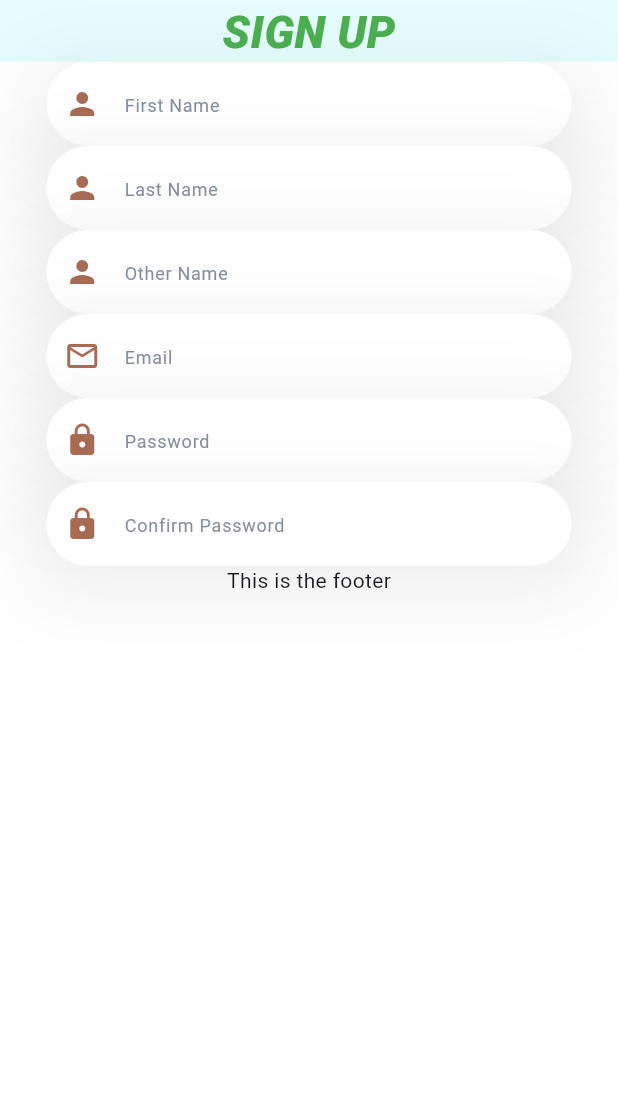
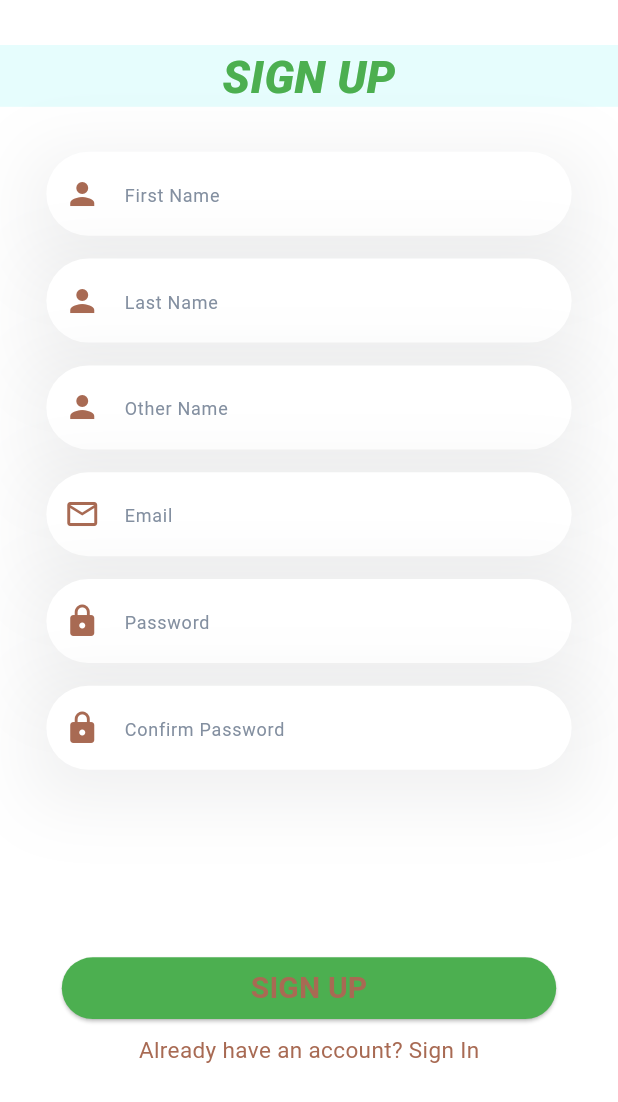
Before and after one commit to DENNISINNOCENT/Flutter, a Flutter app: the RegistrationPage screen opened directly, on a phone screen of 412 x 824 dp. Shown: the top 1102 px of the screen. Run offline on Flutter 3.47's test engine with Material 3 defaults, Android fonts, the phone set to English and light mode, and no system bars.

Commit message:
finalisation of registation form

```diff
--- a/lib/Pages/login.dart
+++ b/lib/Pages/login.dart
@@ -23,7 +23,7 @@ class LoginPage extends StatelessWidget {
   Widget _header(BuildContext context){
     return Container(
       width:MediaQuery.of(context).size.width,
-      height: MediaQuery.of(context).size.height * 0.3,
+      height: MediaQuery.of(context).size.height * 0.5,
       color: Color.fromRGBO(230, 253, 253, 1),
       child: Row(children: [
         const Padding(
--- a/lib/Pages/registration.dart
+++ b/lib/Pages/registration.dart
@@ -20,26 +20,51 @@ class _RegistrationPageState extends State<RegistrationPage>{
   Widget _buildUI(BuildContext context){
     return Column(children: [
       _header(context),
-      _registrationform(context),
+       Expanded(child: _registrationform(context)),
     ],);
   }
   Widget _header(BuildContext context){
-    return Container(
+    return Padding(
+      padding: const EdgeInsets.fromLTRB(0, 30, 0, 0),
+      child: Container(
         width:MediaQuery.of(context).size.width,
         height: MediaQuery.of(context).size.height * 0.05 ,
         color: Color.fromRGBO(230, 253, 253, 1),
         child: Center(child: Text("SIGN UP",style:TextStyle(color:Colors.green,fontSize: 30.0,fontWeight:FontWeight.w800,fontStyle: FontStyle.italic))),
 
+      ),
     );
   }
   Widget _registrationform(BuildContext context){
-    return Column(children: [
+    return SingleChildScrollView(
+      child: SizedBox(
+        width: MediaQuery.of(context).size.width,
+        height: MediaQuery.of(context).size.height * 0.80,
+        child: Padding(
+          padding: const EdgeInsets.symmetric(horizontal: 10.0,vertical: 10.0),
+          child: Form(
+            child: Column(
+              mainAxisAlignment: MainAxisAlignment.spaceBetween,
+              crossAxisAlignment: CrossAxisAlignment.center,
+              mainAxisSize: MainAxisSize.max,
+              children: [
               _formField(context),
               _footer(context),
-    ],);
+            ],),
+          ),
+        ),
+      ),
+    );
   }
   Widget _formField(BuildContext context){
-    return SizedBox(child: Column(
+    return Padding(
+      padding: const EdgeInsets.fromLTRB(0, 20, 0, 0),
+      child: SizedBox(
+        height:MediaQuery.of(context).size.height * 0.50,
+        child: Column(
+        mainAxisAlignment: MainAxisAlignment.spaceBetween,
+        mainAxisSize: MainAxisSize.max,
+        crossAxisAlignment: CrossAxisAlignment.center,
         children: [
           RoundedTextFormField(prefixIcon: Icons.person,hintText: "First Name",),
           RoundedTextFormField(prefixIcon: Icons.person,hintText: "Last Name",),
@@ -49,11 +74,26 @@ class _RegistrationPageState extends State<RegistrationPage>{
           RoundedTextFormField(prefixIcon: Icons.lock,hintText: "Confirm Password",obsecureText: true,),
         ],
       )
-    ,);
+      ,),
+    );
 
 
   }
   Widget _footer(BuildContext context){
-    return Text("This is the footer");
+    return Column(
+      mainAxisAlignment: MainAxisAlignment.spaceBetween,
+      mainAxisSize: MainAxisSize.max,
+      crossAxisAlignment: CrossAxisAlignment.center,
+      children: [
+      SizedBox(
+        width: MediaQuery.of(context).size.width * 0.8,
+        height:MediaQuery.of(context).size.height * 0.05,
+        child: const RoundedButtons(text: "SIGN UP",),
+      ),
+      Padding(
+        padding: const EdgeInsets.only(top: 10.0,bottom: 10.0),
+        child: Text("Already have an account? Sign In",style: TextStyle(color: const Color.fromARGB(255, 168, 106, 83),fontSize: 15),),
+      ),
+    ],);
   }
 }
--- a/lib/main.dart
+++ b/lib/main.dart
@@ -1,6 +1,6 @@
 import 'package:flutter/material.dart';
-//import 'package:flutter_application_1/Pages/login.dart';
-import 'package:flutter_application_1/Pages/registration.dart';
+import 'package:flutter_application_1/Pages/login.dart';
+//import 'package:flutter_application_1/Pages/registration.dart';
 
 
 void main() {
@@ -19,7 +19,7 @@ class MyApp extends StatelessWidget {
         colorScheme: ColorScheme.fromSeed(seedColor: Colors.deepPurple),
         useMaterial3: true,
       ),
-      home:RegistrationPage()
+      home:LoginPage()
     );
   }
 }
```
Lines whose indentation alone changed are shown as unchanged.
